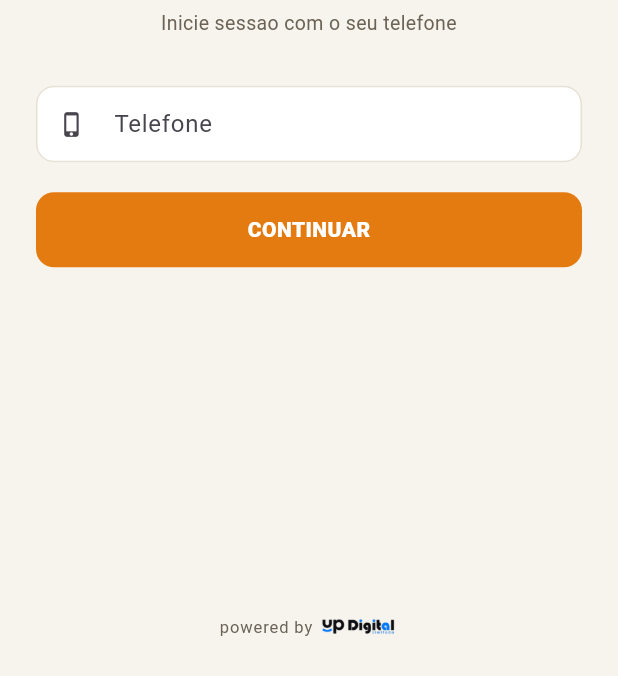
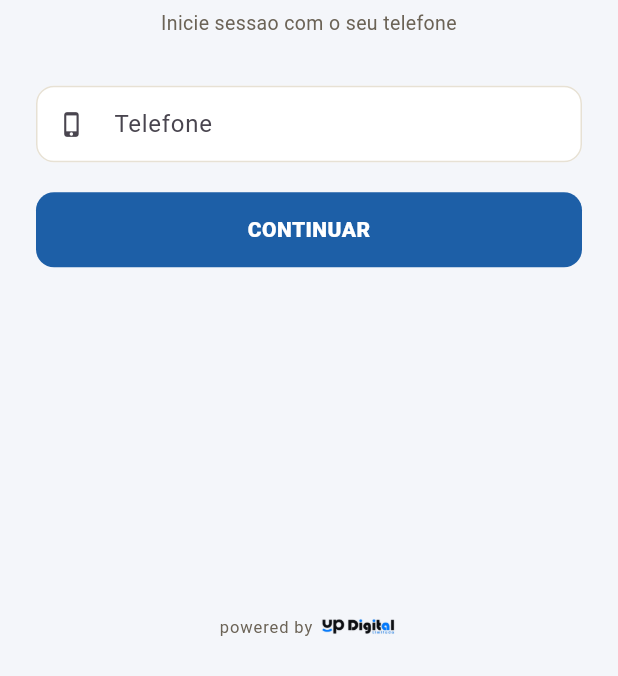
Before and after one commit to mSamogudo/BuzUp, a Flutter app: the screen it shows after launch, on a phone screen of 412 x 824 dp, the part 560-1236 px from its top. Run offline on Flutter 3.47's test engine with Material 3 defaults, Android fonts, the phone set to English and light mode, and no system bars; our stand-ins replace audioplayers, cached_network_image, device_info_plus, dio, flutter_riverpod, flutter_secure_storage and 5 more; missing offline and left inert: mobile_scanner; network calls fail.

Commit message:
feat(apps,reports): tema azul alinhado ao portal, logos via branding, icone POS, PDFs legiveis
Apps (mobile + POS): paleta passa a azul como primaria (claro #1D5FA7, escuro
#2D8CF0), fundo branco/azul-preto alinhado ao portal; laranja so como acento.
Todos os logos restantes passam a vir do portal via BrandLogo (POS: ecra de
activacao e onboarding; mobile: rodape do perfil) — ja nao ha logo hardcoded.
POS ganha icone de lancamento (flutter_launcher_icons, fundo azul #0D3B66).
Bump: mobile 0.4.0+4, pos 1.3.0+4.

Relatorios PDF: extrato da carteira passa a ter logo (report_logo/primary_logo)
no cabecalho e powered_by_logo no rodape, com fallback estatico. Tabelas mais
legiveis: largura por conteudo, truncagem real por stringWidth (sem cortar
dados cedo demais), numeros/moeda alinhados a direita, quebra de pagina que
respeita o rodape e continuacao com titulo real. Aplicado a reports e agent_api.

Co-Authored-By: Claude Opus 4.8 (1M context) <noreply@anthropic.com>

```diff
--- a/mobile_app/lib/core/theme.dart
+++ b/mobile_app/lib/core/theme.dart
@@ -1,32 +1,37 @@
 import 'package:flutter/material.dart';
 
-/// BuzUp design tokens shared across the mobile passenger app.
+/// BusUp design tokens — alinhados ao portal: azul primario, fundo branco
+/// (modo claro) / quase-preto (modo escuro). Laranja fica como acento pontual.
 class BuzUpColors {
   static const orange = Color(0xFFE47B11);
   static const orangeDark = Color(0xFFFFB066);
+  static const blue = Color(0xFF1D5FA7); // primario (claro) — portal --app-accent
+  static const blueDark = Color(0xFF2D8CF0); // primario (escuro) — portal dark accent
+  static const blueDeep = Color(0xFF0D3B66);
   static const navy = Color(0xFF071E49);
   static const navyDark = Color(0xFF1A2A4E);
   static const cream = Color(0xFFF7F4EE);
+  static const bgLight = Color(0xFFF4F6FA); // fundo claro azul-branco
   static const success = Color(0xFF1FB04A);
   static const danger = Color(0xFFEF4444);
   static const muted = Color(0xFF6B6356);
   static const mutedDark = Color(0xFF8F94A0);
   static const border = Color(0xFFE7E1D4);
-  static const borderDark = Color(0xFF2A2F38);
+  static const borderDark = Color(0xFF27272A);
   static const surfaceLight = Colors.white;
-  static const surfaceDark = Color(0xFF1A1F26);
-  static const scaffoldDark = Color(0xFF0E1216);
+  static const surfaceDark = Color(0xFF15181F);
+  static const scaffoldDark = Color(0xFF09090B); // azul-preto, portal --app-bg dark
 }
 
 class BuzUpTheme {
   static ThemeData light() {
     final base = ThemeData.light(useMaterial3: true);
     return base.copyWith(
-      scaffoldBackgroundColor: BuzUpColors.cream,
+      scaffoldBackgroundColor: BuzUpColors.bgLight,
       colorScheme: base.colorScheme.copyWith(
-        primary: BuzUpColors.orange,
+        primary: BuzUpColors.blue,
         onPrimary: Colors.white,
-        secondary: BuzUpColors.navy,
+        secondary: BuzUpColors.orange,
         onSecondary: Colors.white,
         surface: BuzUpColors.surfaceLight,
         onSurface: const Color(0xFF15191E),
@@ -34,7 +39,7 @@ class BuzUpTheme {
         outline: BuzUpColors.border,
       ),
       appBarTheme: const AppBarTheme(
-        backgroundColor: BuzUpColors.cream,
+        backgroundColor: BuzUpColors.bgLight,
         elevation: 0,
         scrolledUnderElevation: 0,
         foregroundColor: Color(0xFF15191E),
@@ -64,11 +69,11 @@ class BuzUpTheme {
         enabledBorder: OutlineInputBorder(borderRadius: BorderRadius.circular(12),
             borderSide: const BorderSide(color: BuzUpColors.border)),
         focusedBorder: OutlineInputBorder(borderRadius: BorderRadius.circular(12),
-            borderSide: const BorderSide(color: BuzUpColors.orange, width: 2)),
+            borderSide: const BorderSide(color: BuzUpColors.blue, width: 2)),
       ),
       filledButtonTheme: FilledButtonThemeData(
         style: FilledButton.styleFrom(
-          backgroundColor: BuzUpColors.orange,
+          backgroundColor: BuzUpColors.blue,
           foregroundColor: Colors.white,
           shape: RoundedRectangleBorder(borderRadius: BorderRadius.circular(12)),
           minimumSize: const Size.fromHeight(50),
@@ -77,20 +82,20 @@ class BuzUpTheme {
       ),
       outlinedButtonTheme: OutlinedButtonThemeData(
         style: OutlinedButton.styleFrom(
-          foregroundColor: BuzUpColors.navy,
+          foregroundColor: BuzUpColors.blue,
           side: const BorderSide(color: BuzUpColors.border),
           shape: RoundedRectangleBorder(borderRadius: BorderRadius.circular(12)),
           minimumSize: const Size.fromHeight(46),
         ),
       ),
       textButtonTheme: TextButtonThemeData(
-        style: TextButton.styleFrom(foregroundColor: BuzUpColors.orange),
+        style: TextButton.styleFrom(foregroundColor: BuzUpColors.blue),
       ),
       navigationBarTheme: NavigationBarThemeData(
         backgroundColor: BuzUpColors.surfaceLight,
         elevation: 0,
         height: 64,
-        indicatorColor: BuzUpColors.orange.withValues(alpha: 0.15),
+        indicatorColor: BuzUpColors.blue.withValues(alpha: 0.15),
         labelTextStyle: WidgetStatePropertyAll(TextStyle(
           fontSize: 11, fontWeight: FontWeight.w700, letterSpacing: 0.2)),
       ),
@@ -109,9 +114,9 @@ class BuzUpTheme {
     return base.copyWith(
       scaffoldBackgroundColor: BuzUpColors.scaffoldDark,
       colorScheme: base.colorScheme.copyWith(
-        primary: BuzUpColors.orange,
-        onPrimary: Colors.white,
-        secondary: BuzUpColors.orangeDark,
+        primary: BuzUpColors.blueDark,
+        onPrimary: const Color(0xFF06101F),
+        secondary: BuzUpColors.orange,
         onSecondary: const Color(0xFF15191E),
         surface: BuzUpColors.surfaceDark,
         onSurface: Colors.white,
@@ -151,12 +156,12 @@ class BuzUpTheme {
         enabledBorder: OutlineInputBorder(borderRadius: BorderRadius.circular(12),
             borderSide: const BorderSide(color: BuzUpColors.borderDark)),
         focusedBorder: OutlineInputBorder(borderRadius: BorderRadius.circular(12),
-            borderSide: const BorderSide(color: BuzUpColors.orange, width: 2)),
+            borderSide: const BorderSide(color: BuzUpColors.blueDark, width: 2)),
       ),
       filledButtonTheme: FilledButtonThemeData(
         style: FilledButton.styleFrom(
-          backgroundColor: BuzUpColors.orange,
-          foregroundColor: Colors.white,
+          backgroundColor: BuzUpColors.blueDark,
+          foregroundColor: const Color(0xFF06101F),
           shape: RoundedRectangleBorder(borderRadius: BorderRadius.circular(12)),
           minimumSize: const Size.fromHeight(50),
           textStyle: const TextStyle(fontWeight: FontWeight.w800, letterSpacing: 0.3),
@@ -171,13 +176,13 @@ class BuzUpTheme {
         ),
       ),
       textButtonTheme: TextButtonThemeData(
-        style: TextButton.styleFrom(foregroundColor: BuzUpColors.orangeDark),
+        style: TextButton.styleFrom(foregroundColor: BuzUpColors.blueDark),
       ),
       navigationBarTheme: NavigationBarThemeData(
         backgroundColor: BuzUpColors.surfaceDark,
         elevation: 0,
         height: 64,
-        indicatorColor: BuzUpColors.orange.withValues(alpha: 0.18),
+        indicatorColor: BuzUpColors.blueDark.withValues(alpha: 0.20),
         labelTextStyle: const WidgetStatePropertyAll(TextStyle(
           fontSize: 11, fontWeight: FontWeight.w700, letterSpacing: 0.2, color: Colors.white)),
       ),
--- a/mobile_app/pubspec.yaml
+++ b/mobile_app/pubspec.yaml
@@ -1,7 +1,7 @@
 name: buzup_mobile
 description: "BuzUp Passageiro - app movel para passageiros do transporte cashless."
 publish_to: 'none'
-version: 0.3.0+3
+version: 0.4.0+4
 
 environment:
   sdk: ^3.11.3
```
Also changed, not shown: mobile_app/lib/features/profile/profile_screen.dart (+4 -4 lines), pos_app/lib/core/theme.dart (+14 -10 lines), pos_app/lib/features/onboarding/activation_code_screen.dart (+9 -8 lines), pos_app/lib/features/onboarding/onboarding_screen.dart (+3 -8 lines), pos_app/pubspec.yaml (+17 -1 lines), pos_app/assets/icon/ic_launcher.png (added), pos_app/assets/icon/ic_launcher_foreground.png (added), pos_app/pubspec.lock, 15 other files.
